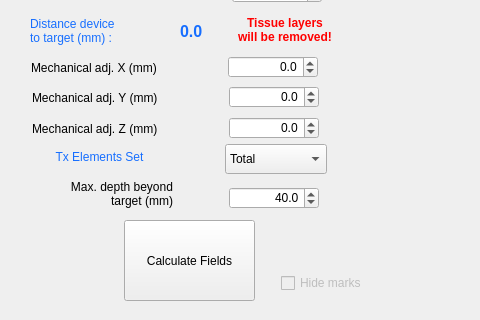
Old version of the form BabelBrain/Babel_REMODP/form.ui in the repository ProteusMRIgHIFU/BabelBrain; both pictures show x 0 to 480 and y 153 to 473 of the 1251 by 473 pixel window.
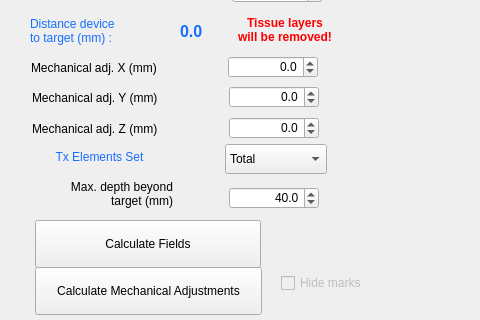
New version of the form.

Commit message: Add adjustment of mechanical in X and Y in function of center of mass

What changed in the file:
```diff
--- a/BabelBrain/Babel_REMODP/form.ui
+++ b/BabelBrain/Babel_REMODP/form.ui
@@ -184,25 +184,6 @@
     <double>0.000000000000000</double>
    </property>
   </widget>
-  <widget class="QPushButton" name="CalculateAcField">
-   <property name="geometry">
-    <rect>
-     <x>124</x>
-     <y>373</y>
-     <width>131</width>
-     <height>81</height>
-    </rect>
-   </property>
-   <property name="autoFillBackground">
-    <bool>false</bool>
-   </property>
-   <property name="styleSheet">
-    <string notr="true"/>
-   </property>
-   <property name="text">
-    <string>Calculate Fields</string>
-   </property>
-  </widget>
   <widget class="QWidget" name="AcField_plot1" native="true">
    <property name="geometry">
     <rect>
@@ -574,6 +555,44 @@
     <set>Qt::AlignCenter</set>
    </property>
   </widget>
+  <widget class="QPushButton" name="CalculateAcField">
+   <property name="geometry">
+    <rect>
+     <x>35</x>
+     <y>373</y>
+     <width>226</width>
+     <height>48</height>
+    </rect>
+   </property>
+   <property name="autoFillBackground">
+    <bool>false</bool>
+   </property>
+   <property name="styleSheet">
+    <string notr="true"/>
+   </property>
+   <property name="text">
+    <string>Calculate Fields</string>
+   </property>
+  </widget>
+  <widget class="QPushButton" name="CalculateMechAdj">
+   <property name="geometry">
+    <rect>
+     <x>35</x>
+     <y>420</y>
+     <width>227</width>
+     <height>48</height>
+    </rect>
+   </property>
+   <property name="autoFillBackground">
+    <bool>false</bool>
+   </property>
+   <property name="styleSheet">
+    <string notr="true"/>
+   </property>
+   <property name="text">
+    <string>Calculate Mechanical Adjustments</string>
+   </property>
+  </widget>
  </widget>
  <tabstops>
   <tabstop>XSteeringSpinBox</tabstop>
```
Left out of the diff: 1 changed line with no effect on the pictures. The commit also changes 11 other files.
